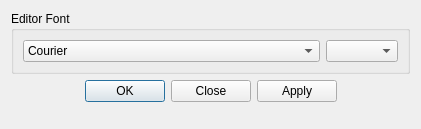
Before: the Qt Designer form src/DialogFonts.ui in eteran/nedit-ng, drawn with Qt 5.
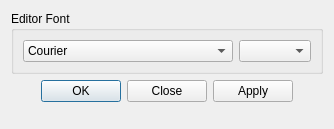
After: the same form once the commit is applied.

Patch:
```diff
--- a/src/DialogFonts.ui
+++ b/src/DialogFonts.ui
@@ -6,7 +6,7 @@
    <rect>
     <x>0</x>
     <y>0</y>
-    <width>421</width>
+    <width>334</width>
     <height>129</height>
    </rect>
   </property>
```
